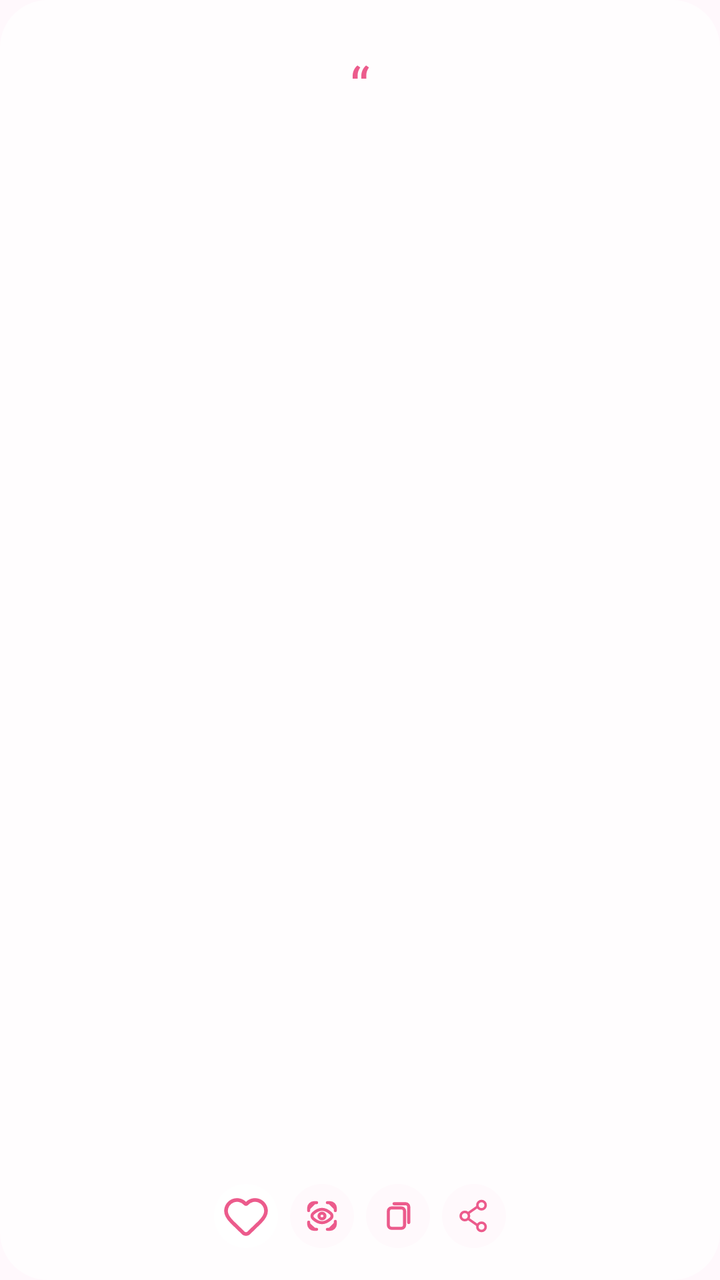
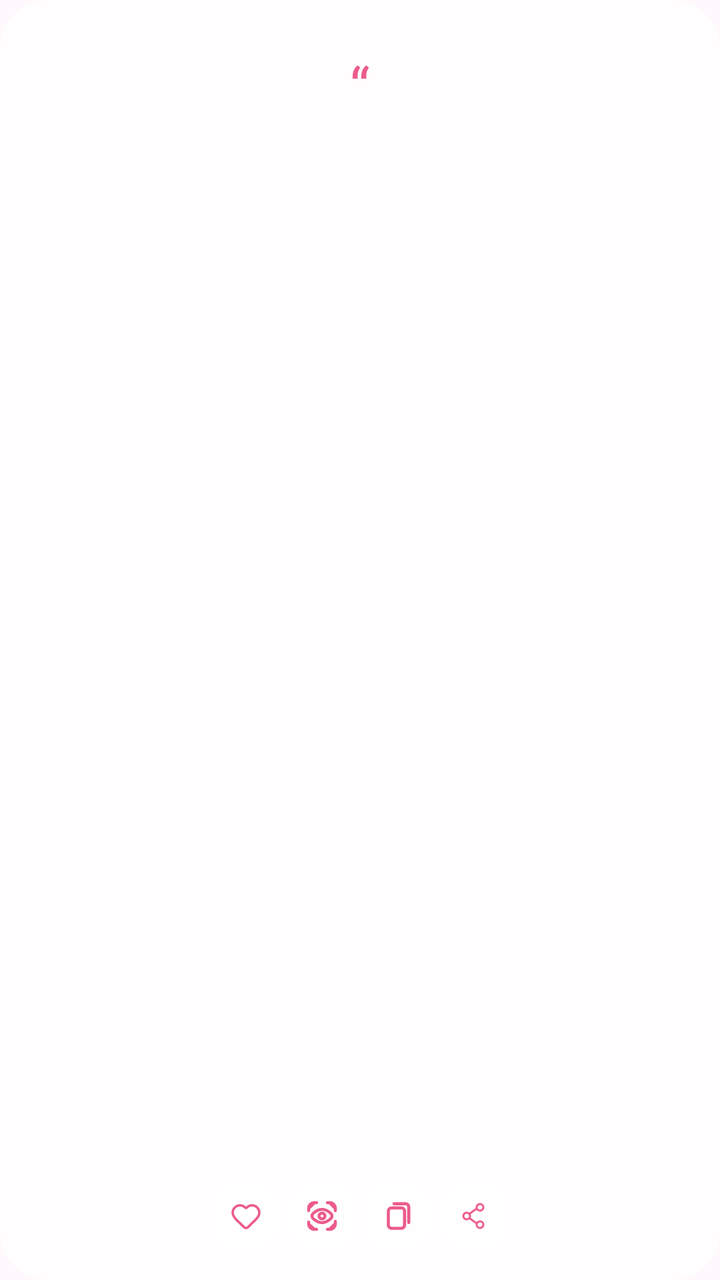

Screens rendered from an Android XML layout before and after an edit, with the pre-edit source and the edit as a unified diff.
<!-- AndroidManifest.xml: application theme Theme.CuteWallpaper -->
<!-- res/layout/item_quote_card.xml -->
<?xml version="1.0" encoding="utf-8"?>
<com.google.android.material.card.MaterialCardView
    xmlns:android="http://schemas.android.com/apk/res/android"
    xmlns:app="http://schemas.android.com/apk/res-auto"
    android:layout_width="match_parent"
    android:layout_height="260dp"
    app:cardBackgroundColor="@android:color/transparent"
    app:cardCornerRadius="24dp"
    app:cardElevation="0dp"
    app:strokeWidth="0dp">
    <ImageView
        android:id="@+id/thumbnail"
        android:layout_width="match_parent"
        android:layout_height="match_parent"
        android:importantForAccessibility="no"
        android:scaleType="centerCrop" />
    <View
        android:id="@+id/thumbnailOverlay"
        android:layout_width="match_parent"
        android:layout_height="match_parent"
        android:background="@color/alpha_light_80" />
    <androidx.constraintlayout.widget.ConstraintLayout
        android:id="@+id/cardContent"
        android:layout_width="match_parent"
        android:layout_height="match_parent"
        android:paddingHorizontal="16dp"
        android:paddingBottom="16dp">
        <TextView
            android:id="@+id/featuredBadge"
            style="@style/Label10B"
            android:layout_width="wrap_content"
            android:layout_height="24dp"
            android:layout_marginTop="12dp"
            android:background="@drawable/profile_feed_badge"
            android:backgroundTint="@color/neutral_0"
            android:gravity="center"
            android:paddingHorizontal="8dp"
            android:text="@string/quotes_featured"
            android:textColor="@color/primary_500"
            android:visibility="gone"
            app:layout_constraintTop_toTopOf="parent"
            app:layout_constraintStart_toStartOf="parent" />
        <TextView
            android:id="@+id/quoteMark"
            style="@style/Heading28B"
            android:layout_width="wrap_content"
            android:layout_height="24dp"
            android:layout_marginTop="28dp"
            android:gravity="center"
            android:text="@string/quotes_mark"
            android:textColor="@color/primary_500"
            app:layout_constraintTop_toTopOf="parent"
            app:layout_constraintStart_toStartOf="parent"
            app:layout_constraintEnd_toEndOf="parent" />
        <TextView
            android:id="@+id/quoteText"
            style="@style/Body14S"
            android:layout_width="0dp"
            android:layout_height="0dp"
            android:layout_marginTop="4dp"
            android:layout_marginBottom="8dp"
            android:gravity="top|center_horizontal"
            android:ellipsize="end"
            android:maxLines="7"
            android:lineSpacingExtra="0dp"
            android:textColor="@color/tertiary_900"
            app:layout_constraintTop_toBottomOf="@id/quoteMark"
            app:layout_constraintStart_toStartOf="parent"
            app:layout_constraintEnd_toEndOf="parent"
            app:layout_constraintBottom_toTopOf="@id/separator" />
        <LinearLayout
            android:id="@+id/actions"
            android:layout_width="wrap_content"
            android:layout_height="32dp"
            android:gravity="center"
            app:layout_constraintBottom_toBottomOf="parent"
            app:layout_constraintStart_toStartOf="parent"
            app:layout_constraintEnd_toEndOf="parent">
            <ImageButton
                android:id="@+id/btnFavorite"
                android:layout_width="32dp"
                android:layout_height="32dp"
                android:background="@drawable/quotes_favorite_background"
                android:padding="8dp"
                android:src="@drawable/ic_favorite"
                android:tint="@color/quotes_favorite_tint" />
            <ImageButton
                android:id="@+id/btnPreview"
                android:layout_width="32dp"
                android:layout_height="32dp"
                android:layout_marginStart="6dp"
                android:background="@drawable/bg_home_action"
                android:padding="8dp"
                android:src="@drawable/ic_quote_preview"
                android:contentDescription="@string/quotes_preview" />
            <ImageButton
                android:id="@+id/btnCopy"
                android:layout_width="32dp"
                android:layout_height="32dp"
                android:layout_marginStart="6dp"
                android:background="@drawable/bg_home_action"
                android:padding="8dp"
                android:src="@drawable/ic_copy"
                android:contentDescription="@string/quotes_copy" />
            <ImageButton
                android:id="@+id/btnShare"
                android:layout_width="32dp"
                android:layout_height="32dp"
                android:layout_marginStart="6dp"
                android:background="@drawable/bg_home_action"
                android:padding="8dp"
                android:src="@drawable/ic_share"
                android:tint="@color/primary_500"
                android:contentDescription="@string/quotes_share" />
        </LinearLayout>
        <ImageView
            android:id="@+id/separator"
            android:layout_width="36dp"
            android:layout_height="12dp"
            android:layout_marginTop="8dp"
            android:src="@drawable/ic_quote_attribution_separator"
            android:visibility="gone"
            android:importantForAccessibility="no"
            app:layout_constraintTop_toBottomOf="@id/quoteText"
            app:layout_constraintStart_toStartOf="parent"
            app:layout_constraintEnd_toEndOf="parent" />
        <TextView
            android:id="@+id/attribution"
            style="@style/Label11B"
            android:layout_width="0dp"
            android:layout_height="wrap_content"
            android:layout_marginTop="4dp"
            android:gravity="center"
            android:text="@string/quotes_unknown_author"
            android:textColor="@color/neutral_500"
            android:visibility="gone"
            app:layout_constraintTop_toBottomOf="@id/separator"
            app:layout_constraintStart_toStartOf="parent"
            app:layout_constraintEnd_toEndOf="parent" />
    </androidx.constraintlayout.widget.ConstraintLayout>
</com.google.android.material.card.MaterialCardView>
<!-- resources referenced by this layout -->
<resources>
  <color name="alpha_light_80">#CCFFFFFF</color>
  <color name="neutral_0">#FFFFFF</color>
  <color name="neutral_500">#71787B</color>
  <color name="primary_500">#EC5B8C</color>
  <color name="tertiary_900">#3D2D2A</color>
  <!-- drawable bg_home_action (drawable) -->
  <shape xmlns:android="http://schemas.android.com/apk/res/android"
      android:shape="oval">
      <solid android:color="#FFF9FC" />
  </shape>
  <!-- drawable ic_favorite (drawable) -->
  <selector xmlns:android="http://schemas.android.com/apk/res/android">
      <item android:state_selected="true" android:drawable="@drawable/ic_heart_filled" />
      <item android:drawable="@drawable/ic_heart_outline" />
  </selector>
  <!-- drawable profile_feed_badge (drawable) -->
  <shape xmlns:android="http://schemas.android.com/apk/res/android">
      <solid android:color="@color/alpha_primary_05" />
      <corners android:radius="100dp" />
  </shape>
  <!-- drawable quotes_favorite_background (drawable) -->
  <?xml version="1.0" encoding="utf-8"?>
  <selector xmlns:android="http://schemas.android.com/apk/res/android">
      <item android:state_selected="true">
          <shape android:shape="oval">
              <solid android:color="@color/alpha_primary_80" />
          </shape>
      </item>
      <item>
          <shape android:shape="oval">
              <solid android:color="@color/white" />
          </shape>
      </item>
  </selector>
  <string name="quotes_copy">Copy quote</string>
  <string name="quotes_featured">Featured</string>
  <string name="quotes_mark" translatable="false">“</string>
  <string name="quotes_preview">Preview quote image</string>
  <string name="quotes_share">Share quote</string>
  <string name="quotes_unknown_author">Unknown</string>
  <style name="Body14S" parent="@style/TypographyBase">
          <item name="android:textSize">14sp</item>
          <item name="fontFamily">@font/poppins_semi_bold</item>
      </style>
  <style name="Heading28B" parent="@style/TypographyBase">
          <item name="android:textSize">28sp</item>
          <item name="fontFamily">@font/poppins_bold</item>
      </style>
  <style name="Label10B" parent="@style/TypographyBase">
          <item name="android:textSize">10sp</item>
          <item name="fontFamily">@font/poppins_bold</item>
      </style>
  <style name="Label11B" parent="@style/TypographyBase">
          <item name="android:textSize">11sp</item>
          <item name="fontFamily">@font/poppins_bold</item>
      </style>
  <style name="Theme.CuteWallpaper" parent="Theme.MaterialComponents.DayNight.NoActionBar">
          <item name="colorPrimary">@color/primary</item>
          <item name="colorPrimaryVariant">@color/primary_dark</item>
          <item name="colorOnPrimary">@color/on_primary</item>
          <item name="colorSecondary">@color/primary</item>
          <item name="colorOnSecondary">@color/on_primary</item>
          <item name="android:windowBackground">@color/background</item>
      </style>
  <color name="alpha_primary_05">#0DEC5B8C</color>
  <color name="alpha_primary_80">#CCEC5B8C</color>
  <color name="white">#FFFFFF</color>
  <style name="TypographyBase">
          <item name="fontFamily">@font/poppins_regular</item>
          <item name="android:includeFontPadding">false</item>
      </style>
  <color name="primary">#F72B85</color>
  <color name="primary_dark">#D81B70</color>
  <color name="on_primary">#FFFFFF</color>
  <color name="background">#FFF8FC</color>
  <!-- unchanged entries left out for length: 6 -->
</resources>

<!-- the commit's change to res/layout/item_quote_card.xml (unified diff, before → after) -->
@@ -76,7 +76,7 @@
             app:layout_constraintBottom_toBottomOf="parent"
             app:layout_constraintStart_toStartOf="parent"
             app:layout_constraintEnd_toEndOf="parent">
-            <ImageButton
+            <ImageView
                 android:id="@+id/btnFavorite"
                 android:layout_width="32dp"
                 android:layout_height="32dp"
@@ -84,25 +84,23 @@
                 android:padding="8dp"
                 android:src="@drawable/ic_favorite"
                 android:tint="@color/quotes_favorite_tint" />
-            <ImageButton
+            <ImageView
                 android:id="@+id/btnPreview"
                 android:layout_width="32dp"
                 android:layout_height="32dp"
                 android:layout_marginStart="6dp"
                 android:background="@drawable/bg_home_action"
                 android:padding="8dp"
-                android:src="@drawable/ic_quote_preview"
-                android:contentDescription="@string/quotes_preview" />
-            <ImageButton
+                android:src="@drawable/ic_quote_preview" />
+            <ImageView
                 android:id="@+id/btnCopy"
                 android:layout_width="32dp"
                 android:layout_height="32dp"
                 android:layout_marginStart="6dp"
                 android:background="@drawable/bg_home_action"
                 android:padding="8dp"
-                android:src="@drawable/ic_copy"
-                android:contentDescription="@string/quotes_copy" />
-            <ImageButton
+                android:src="@drawable/ic_copy" />
+            <ImageView
                 android:id="@+id/btnShare"
                 android:layout_width="32dp"
                 android:layout_height="32dp"
@@ -110,8 +108,7 @@
                 android:background="@drawable/bg_home_action"
                 android:padding="8dp"
                 android:src="@drawable/ic_share"
-                android:tint="@color/primary_500"
-                android:contentDescription="@string/quotes_share" />
+                app:tint="@color/primary_500" />
         </LinearLayout>
         <ImageView
             android:id="@+id/separator"
<!-- resource entries referenced after the edit -->
@@ -8,7 +8,8 @@
   <!-- drawable bg_home_action (drawable) -->
   <shape xmlns:android="http://schemas.android.com/apk/res/android"
       android:shape="oval">
-      <solid android:color="#FFF9FC" />
+      <solid android:color="@color/alpha_light_80" />
+      <stroke android:color="@color/white" android:width="1dp"/>
   </shape>
   <!-- drawable ic_favorite (drawable) -->
   <selector xmlns:android="http://schemas.android.com/apk/res/android">
@@ -34,11 +35,8 @@
           </shape>
       </item>
   </selector>
-  <string name="quotes_copy">Copy quote</string>
   <string name="quotes_featured">Featured</string>
   <string name="quotes_mark" translatable="false">“</string>
-  <string name="quotes_preview">Preview quote image</string>
-  <string name="quotes_share">Share quote</string>
   <string name="quotes_unknown_author">Unknown</string>
   <style name="Body14S" parent="@style/TypographyBase">
           <item name="android:textSize">14sp</item>
